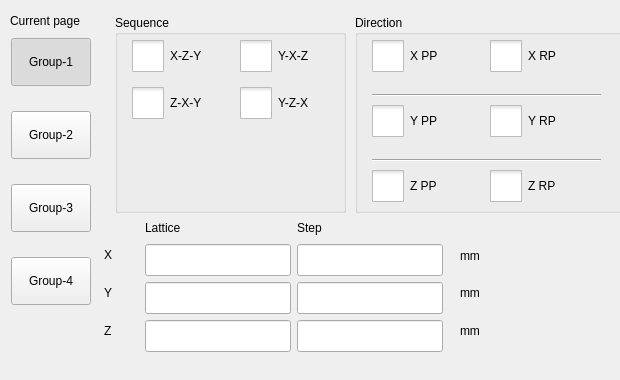
Qt form hcsettings/ichcstackedsettingsframe.ui (GaussCheng/2-5AxisPunch) before a commit.
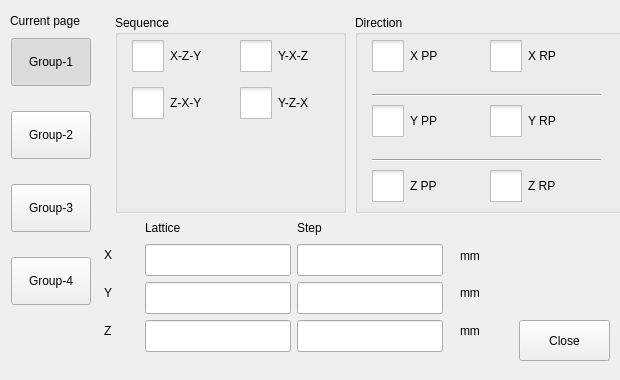
The same form after that commit. Icons and pictures are not drawn. Custom widgets are drawn as their Qt base class.

Patch:
```diff
--- a/hcsettings/ichcstackedsettingsframe.ui
+++ b/hcsettings/ichcstackedsettingsframe.ui
@@ -776,6 +776,19 @@
     </property>
    </widget>
   </widget>
+  <widget class="QPushButton" name="closeButton">
+   <property name="geometry">
+    <rect>
+     <x>519</x>
+     <y>320</y>
+     <width>91</width>
+     <height>41</height>
+    </rect>
+   </property>
+   <property name="text">
+    <string>Close</string>
+   </property>
+  </widget>
  </widget>
  <customwidgets>
   <customwidget>
```
Left out of the diff: 28 changed lines with no effect on the pictures.
